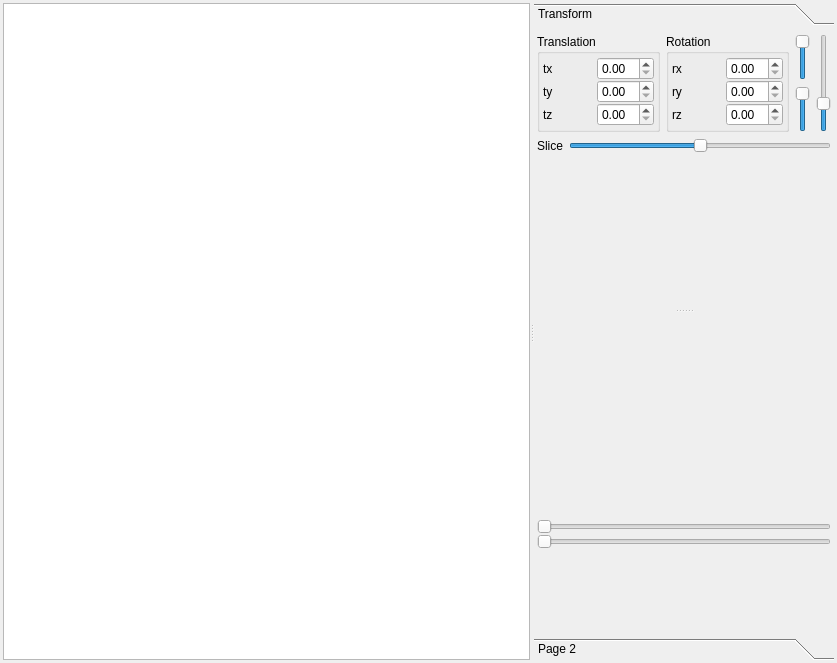
Old version of the form itkProjects/Particles/pviewImageViewer.ui in the repository SadeghMSalehi/gradworks.
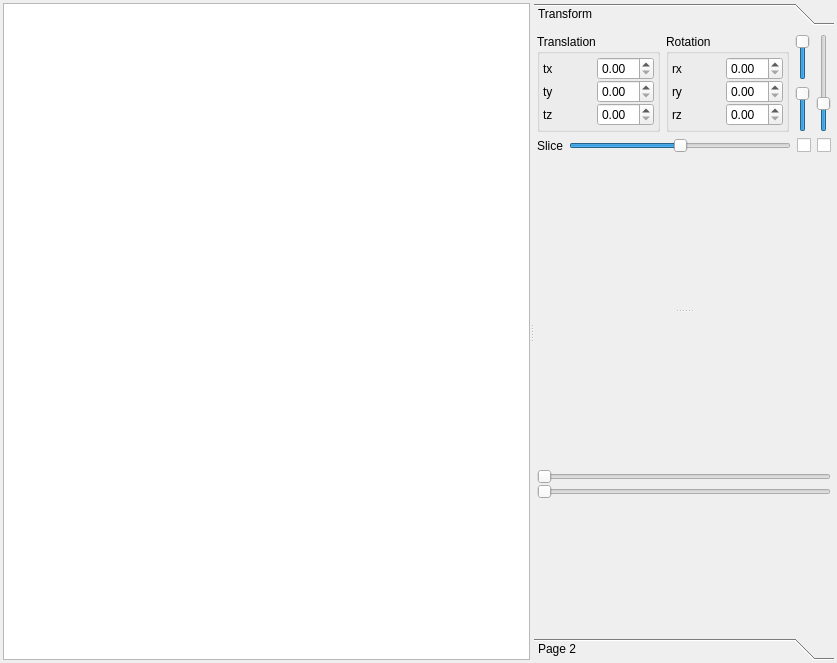
New version of the form. Custom widgets are drawn as their Qt base class.

Commit message: checker board adding

```diff
--- a/itkProjects/Particles/pviewImageViewer.ui
+++ b/itkProjects/Particles/pviewImageViewer.ui
@@ -272,6 +272,8 @@
          </layout>
         </item>
         <item>
+         <layout class="QHBoxLayout" name="horizontalLayout_9">
+          <item>
          <layout class="QHBoxLayout" name="horizontalLayout_8">
           <item>
            <widget class="QLabel" name="label_7">
@@ -296,6 +298,26 @@
          </layout>
         </item>
         <item>
+           <layout class="QHBoxLayout" name="horizontalLayout_7">
+            <item>
+             <widget class="QCheckBox" name="fixedMask">
+              <property name="text">
+               <string/>
+              </property>
+             </widget>
+            </item>
+            <item>
+             <widget class="QCheckBox" name="movingMask">
+              <property name="text">
+               <string/>
+              </property>
+             </widget>
+            </item>
+           </layout>
+          </item>
+         </layout>
+        </item>
+        <item>
          <widget class="QSplitter" name="splitter_2">
           <property name="orientation">
            <enum>Qt::Vertical</enum>
@@ -312,7 +334,7 @@
            <property name="minimumSize">
             <size>
              <width>0</width>
-             <height>200</height>
+             <height>150</height>
             </size>
            </property>
           </widget>
@@ -335,6 +357,9 @@
           </item>
           <item>
            <widget class="QDualSlider" name="intensitySlider2">
+            <property name="enabled">
+             <bool>false</bool>
+            </property>
             <property name="maximum">
              <number>10000</number>
             </property>
```
Lines whose indentation alone changed are shown as unchanged. The commit also changes 2 other files.
